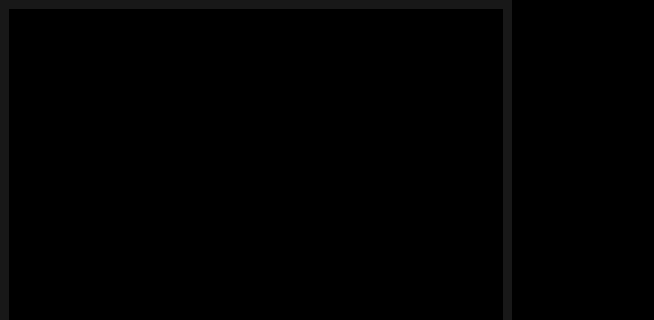
Old version of the form tp_poo/pantallaJuego/pantallajuego.ui in the repository voJuan/Prueba; both pictures show x 0 to 654 and y 0 to 320 of the 1024 by 768 pixel window.
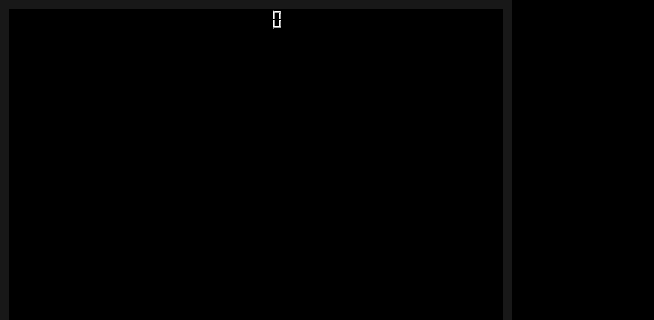
New version of the form. Icons and pictures are not drawn.

The edit to the form file:
```diff
--- a/tp_poo/pantallaJuego/pantallajuego.ui
+++ b/tp_poo/pantallaJuego/pantallajuego.ui
@@ -172,6 +172,16 @@
 	border-image: url(:/recursos/imagenes/Recursos/Imagenes/fondoje.jpg);
 }</string>
         </property>
+        <widget class="QLCDNumber" name="puntajeLCD">
+         <property name="geometry">
+          <rect>
+           <x>0</x>
+           <y>0</y>
+           <width>501</width>
+           <height>21</height>
+          </rect>
+         </property>
+        </widget>
        </widget>
       </item>
      </layout>
```
